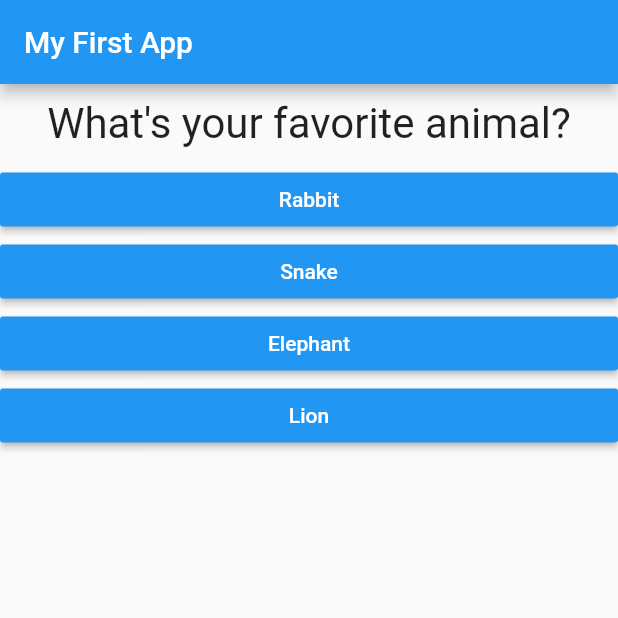
After one commit to nishit1606/Basic_quiz_app, a Flutter app: the screen it shows after launch, after a tap on "Black", on a phone screen of 412 x 824 dp, the top half of it. The commit adds this screen. Run offline on Flutter 3.47's test engine with Material 2 defaults, Android fonts, the light colour scheme and no system bars.

Commit message:
added more files

```diff
--- a/lib/answer.dart
+++ b/lib/answer.dart
@@ -10,6 +10,7 @@
   Widget build(BuildContext context) {
     return Container(
       width: double.infinity,
+      // ignore: deprecated_member_use
       child: RaisedButton(
         color: Colors.blue,
         textColor: Colors.white,
--- a/lib/main.dart
+++ b/lib/main.dart
@@ -1,8 +1,7 @@
 import 'package:flutter/material.dart';
 
-import './question.dart';
-import './answer.dart';
-
+import './quiz.dart';
+import './result.dart';
 // void main() {
 //   runApp(MyApp());
 // }
@@ -18,47 +17,57 @@
 }
 
 class _MyAppState extends State<MyApp> {
+  final _questions = const [
+    {
+      'questionText': 'What\'s your favorite color?',
+      'answers': ['Black', 'Red', 'Green', 'White'],
+    },
+    {
+      'questionText': 'What\'s your favorite animal?',
+      'answers': ['Rabbit', 'Snake', 'Elephant', 'Lion'],
+    },
+    {
+      'questionText': 'Who\'s your favorite instructor?',
+      'answers': ['Max', 'Max', 'Max', 'Max'],
+    },
+  ];
   var _questionIndex = 0;
 
   void _answerQuestion() {
+    // var aBool = true;
+    // aBool = false;
+
     setState(() {
       _questionIndex = _questionIndex + 1;
     });
     print(_questionIndex);
+    if (_questionIndex < _questions.length) {
+      print('We have more questions!');
+    } else {
+      print('No more questions!');
+    }
   }
 
   @override
   Widget build(BuildContext context) {
-    var questions = [
-      {
-        'questionText': 'What\'s your favorite color?',
-        'answers': ['Black', 'Red', 'Green', 'White'],
-      },
-      {
-        'questionText': 'What\'s your favorite animal?',
-        'answers': ['Rabbit', 'Snake', 'Elephant', 'Lion'],
-      },
-      {
-        'questionText': 'Who\'s your favorite instructor?',
-        'answers': ['Max', 'Max', 'Max', 'Max'],
-      },
-    ];
+    // var dummy = const ['Hello'];
+    // dummy.add('Max');
+    // print(dummy);
+    // dummy = [];
+    // questions = []; // does not work if questions is a const
+
     return MaterialApp(
       home: Scaffold(
         appBar: AppBar(
           title: Text('My First App'),
         ),
-        body: Column(
-          children: [
-            Question(
-              questions[_questionIndex]['questionText'],
-            ),
-            ...(questions[_questionIndex]['answers'] as List<String>)
-                .map((answer) {
-              return Answer(_answerQuestion, answer);
-            }).toList()
-          ],
-        ),
+        body: _questionIndex < _questions.length
+            ? Quiz(
+                answerQuestion: _answerQuestion,
+                questionIndex: _questionIndex,
+                questions: _questions,
+              )
+            : Result(),
       ),
     );
   }
--- /dev/null
+++ b/lib/quiz.dart
@@ -0,0 +1,30 @@
+import 'package:flutter/material.dart';
+
+import './question.dart';
+import './answer.dart';
+
+class Quiz extends StatelessWidget {
+  final List<Map<String, Object>> questions;
+  final int questionIndex;
+  final Function answerQuestion;
+
+  Quiz({
+    @required this.questions,
+    @required this.answerQuestion,
+    @required this.questionIndex,
+  });
+
+  @override
+  Widget build(BuildContext context) {
+    return Column(
+      children: [
+        Question(
+          questions[questionIndex]['questionText'],
+        ),
+        ...(questions[questionIndex]['answers'] as List<String>).map((answer) {
+          return Answer(answerQuestion, answer);
+        }).toList()
+      ],
+    );
+  }
+}
```
Also changed, not shown: lib/result.dart (added, +10 -0 lines).
